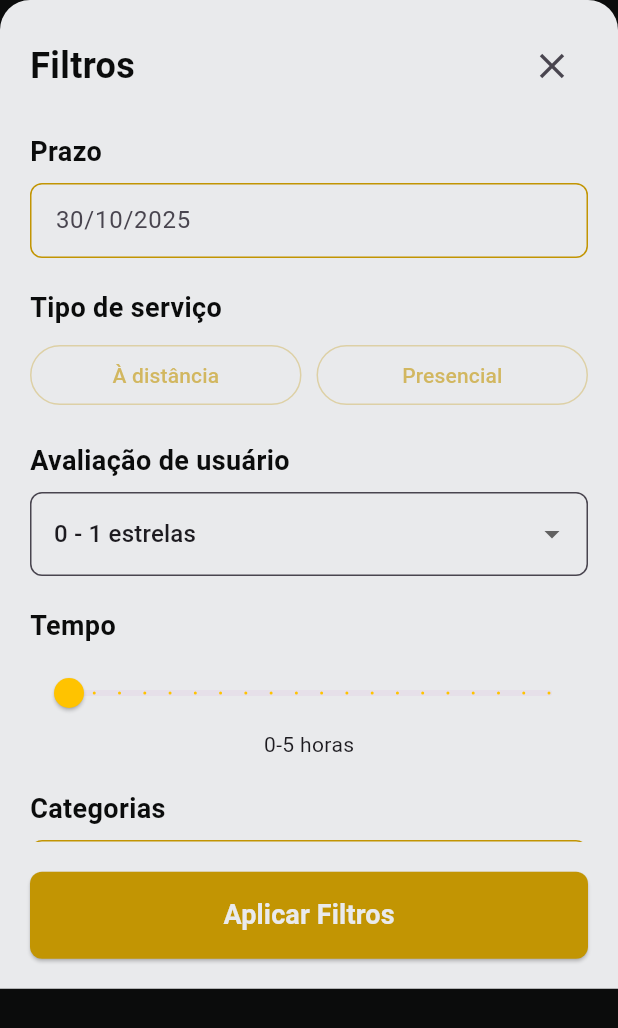
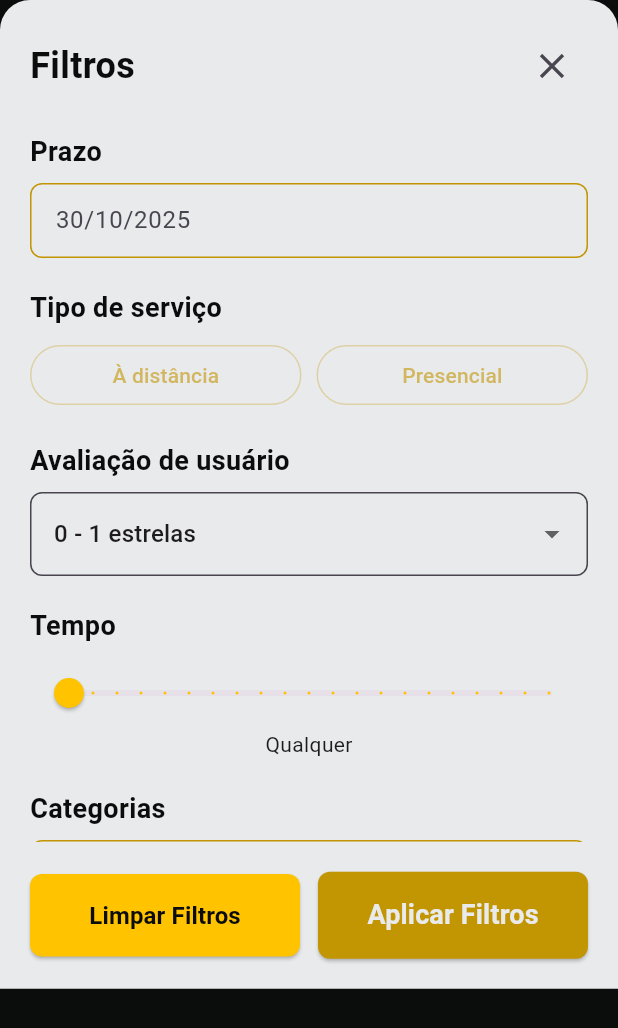
Before and after one commit to Chronora-ADS/Chronora-Flutter, a Flutter app: the FiltersModal widget shown alone on an empty page, opened directly with empty values, on a phone screen of 412 x 824 dp. Shown: the top 1028 px of the screen. Run offline on Flutter 3.47's test engine with Material 3 defaults, Android fonts, the phone set to English and light mode, and no system bars; our stand-ins replace file_picker, image_picker, shared_preferences; missing offline and left inert: dart:html; accounts and stored records are empty; network calls fail.

Commit message:
Filtro por tempo atualizado

```diff
--- a/lib/widgets/filters_modal.dart
+++ b/lib/widgets/filters_modal.dart
@@ -3,6 +3,7 @@ import '../core/constants/app_colors.dart';
 
 class FiltersModal extends StatefulWidget {
   final Function(List<String> selectedCategories, String selectedTipoServico, double tempoValue) onApplyFilters;
+  final Function()? onClearFilters; // Função opcional para limpar filtros
   final double initialTempoValue;
   final String initialAvaliacaoValue;
   final String initialOrdenacaoValue;
@@ -12,7 +13,8 @@ class FiltersModal extends StatefulWidget {
   const FiltersModal({
     super.key,
     required this.onApplyFilters,
-    this.initialTempoValue = 5.0,
+    this.onClearFilters,
+    this.initialTempoValue = 0.0, // Valor inicial agora é 0 ("Qualquer")
     this.initialAvaliacaoValue = "0",
     this.initialOrdenacaoValue = "0",
     this.initialSelectedCategories = const [],
@@ -209,9 +211,9 @@ class _FiltersModalState extends State<FiltersModal> {
                       children: [
                         Slider(
                           value: tempoValue,
-                          min: 5,
+                          min: 0,
                           max: 100,
-                          divisions: 19,
+                          divisions: 20, // 20 divisões para cobrir 0-100 com incrementos de 5
                           onChanged: (value) {
                             setState(() {
                               tempoValue = value;
@@ -220,7 +222,9 @@ class _FiltersModalState extends State<FiltersModal> {
                           activeColor: AppColors.amareloClaro,
                         ),
                         Text(
-                          tempoValue == 5
+                          tempoValue == 0
+                              ? "Qualquer"
+                              : tempoValue == 5
                                   ? "0-5 horas"
                                   : "${tempoValue.toInt() - 5}-${tempoValue.toInt()} horas",
                           style: const TextStyle(fontSize: 14),
@@ -349,9 +353,46 @@ class _FiltersModalState extends State<FiltersModal> {
 
           const SizedBox(height: 20),
 
-          // Botão aplicar filtros
-          SizedBox(
-            width: double.infinity,
+          Row(
+            children: [
+              Expanded(
+                child: ElevatedButton(
+                  onPressed: () {
+                    // Limpar todos os filtros
+                    setState(() {
+                      tempoValue = 0.0; // Reseta para "Qualquer"
+                      avaliacaoValue = "0";
+                      ordenacaoValue = "0";
+                      selectedTipoServico = "";
+                      selectedCategories.clear();
+                      _categoriaController.clear();
+                    });
+
+                    // Chama a função de callback para limpar filtros no widget pai, se existir
+                    if (widget.onClearFilters != null) {
+                      Navigator.pop(context);
+                      widget.onClearFilters!();
+                    }
+                  },
+                  style: ElevatedButton.styleFrom(
+                    backgroundColor: AppColors.amareloClaro,
+                    padding: const EdgeInsets.symmetric(vertical: 16),
+                    shape: RoundedRectangleBorder(
+                      borderRadius: BorderRadius.circular(8),
+                    ),
+                  ),
+                  child: const Text(
+                    'Limpar Filtros',
+                    style: TextStyle(
+                      fontSize: 16,
+                      fontWeight: FontWeight.bold,
+                      color: AppColors.preto,
+                    ),
+                  ),
+                ),
+              ),
+              const SizedBox(width: 12),
+              Expanded(
                 child: ElevatedButton(
                   onPressed: () {
                     Navigator.pop(context);
@@ -373,6 +414,8 @@ class _FiltersModalState extends State<FiltersModal> {
                     ),
                   ),
                 ),
+              ),
+            ],
           ),
         ],
       ),
```
Also changed, not shown: lib/pages/main_page.dart (+36 -6 lines). Lines whose indentation alone changed are shown as unchanged.
